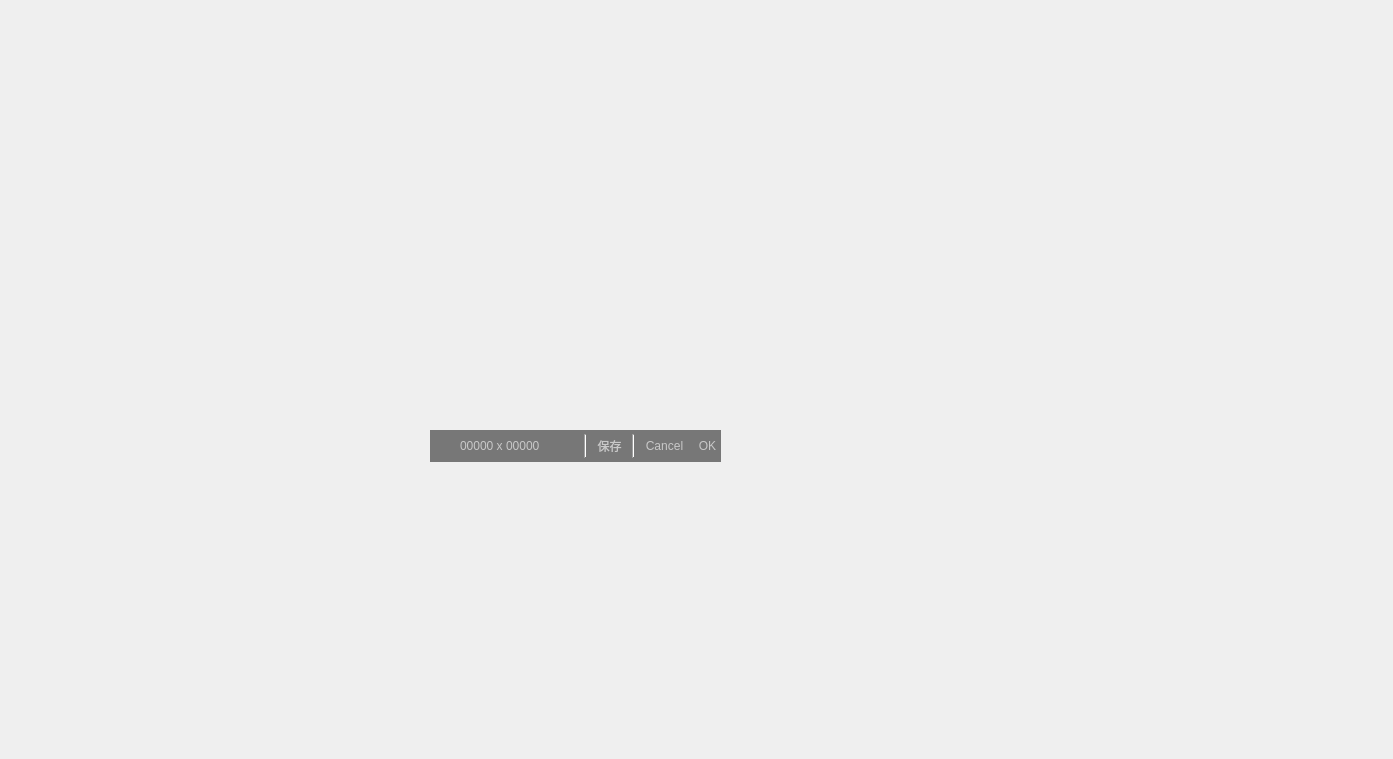
Before: the Qt Designer form DialogSelectScreen.ui in guee/GueeRecorder, drawn with Qt 5.
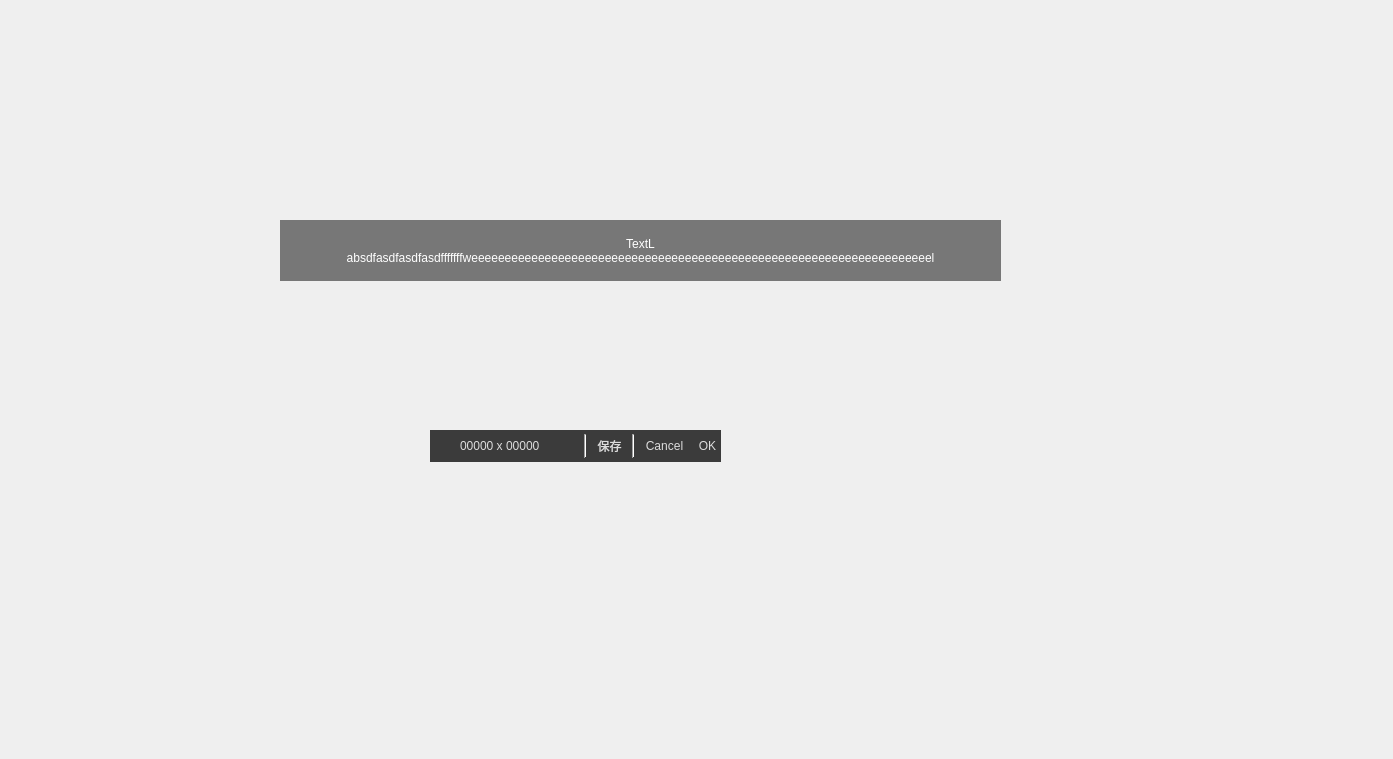
After: the same form once the commit is applied. Icons and pictures are not drawn. Custom widgets are drawn as their Qt base class.

Patch:
```diff
--- a/DialogSelectScreen.ui
+++ b/DialogSelectScreen.ui
@@ -44,21 +44,25 @@
        <string notr="true">QWidget#widgetTools
 {
 border: 0px solid  rgb(103, 103, 103);
-background-color: rgb(0, 0, 0, 128);
+background-color: rgb(0, 0, 0, 192);
 }
 QToolButton
 {
 border: none;
-color: rgb(200, 200, 200);
+color: rgb(220, 220, 220);
 }
 QToolButton:hover
 {
 background-color: rgb(100, 100, 100, 228);
 }
+QToolButton:disabled
+{
+color: rgb(140, 140, 140);
+}
 QLabel
 {
 border: none;
-color: rgb(200, 200, 200);
+color: rgb(220, 220, 220);
 }</string>
       </property>
       <layout class="QHBoxLayout" name="horizontalLayout">
@@ -168,6 +172,47 @@
        </item>
       </layout>
      </widget>
+     <widget class="QWidget" name="widgetInfo" native="true">
+      <property name="geometry">
+       <rect>
+        <x>280</x>
+        <y>220</y>
+        <width>721</width>
+        <height>61</height>
+       </rect>
+      </property>
+      <property name="styleSheet">
+       <string notr="true">QWidget#widgetInfo{
+background-color: rgb(0, 0, 0, 128);
+}
+</string>
+      </property>
+      <layout class="QHBoxLayout" name="horizontalLayout_2">
+       <item>
+        <widget class="QLabel" name="labelInfo">
+         <property name="styleSheet">
+          <string notr="true">QLabel{
+color: rgb(255, 255, 255);
+}
+</string>
+         </property>
+         <property name="text">
+          <string>TextL
+absdfasdfasdfasdfffffffweeeeeeeeeeeeeeeeeeeeeeeeeeeeeeeeeeeeeeeeeeeeeeeeeeeeeeeeeeeeeeeeeeeeel</string>
+         </property>
+         <property name="scaledContents">
+          <bool>true</bool>
+         </property>
+         <property name="alignment">
+          <set>Qt::AlignCenter</set>
+         </property>
+         <property name="wordWrap">
+          <bool>true</bool>
+         </property>
+        </widget>
+       </item>
+      </layout>
+     </widget>
     </widget>
    </item>
   </layout>
```
Left out of the diff: 9 changed lines with no effect on the pictures.
